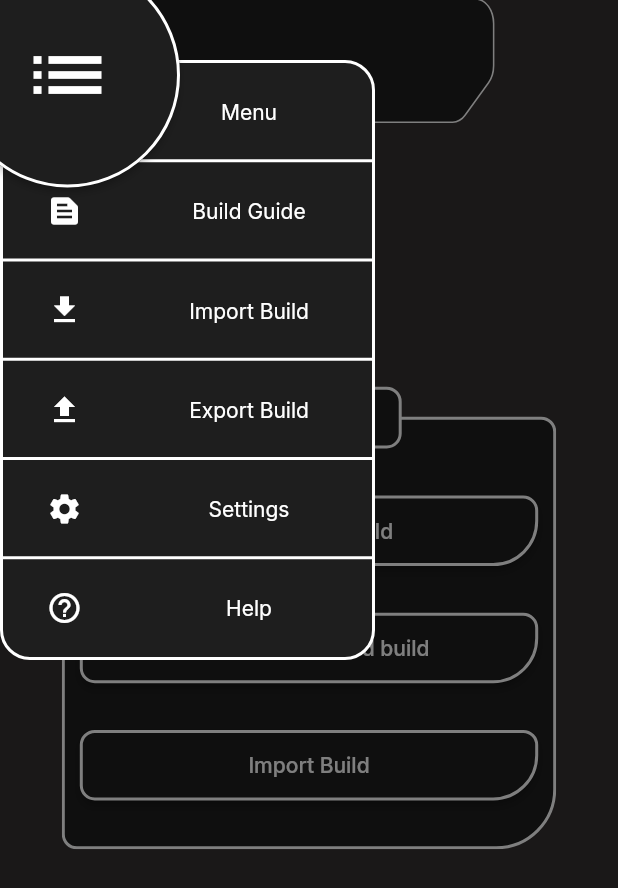
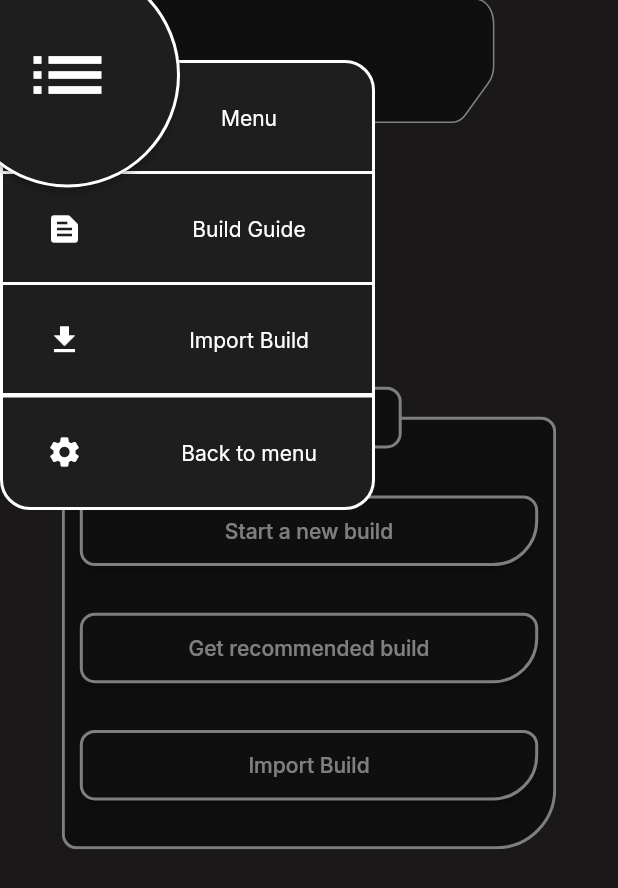
Before and after one commit to DrVilus/project_skripsi_binus, a Flutter app: the screen it shows after launch, after a tap on the "list" icon, on a phone screen of 412 x 824 dp. Shown: the top 888 px of the screen. Run offline on Flutter 3.47's test engine with Material 2 defaults, Android fonts, the phone set to English and light mode, and no system bars; our stand-ins replace google_fonts, graphql_flutter, url_launcher_web; missing offline and left inert: connectivity_plus_web, touchable.

Commit message:
updated custom app bar button

```diff
--- a/flutter_app/lib/Pages/BuildSchema/BuildSchemaPage.dart
+++ b/flutter_app/lib/Pages/BuildSchema/BuildSchemaPage.dart
@@ -60,6 +60,7 @@ class _BuildSchemaPageState extends State<BuildSchemaPage> {
         child: ChangeNotifierProvider.value(
           value:buildSchemaStateModel,
           child: CustomAppbar(
+            isExportDisabled: false,
             isTextFieldEnabled: true,
             sideBarVisible: true,
             children: [
--- a/flutter_app/lib/Pages/ExportPage.dart
+++ b/flutter_app/lib/Pages/ExportPage.dart
@@ -26,7 +26,7 @@ class _ExportPageState extends State<ExportPage> {
               children: [
                 TitledContainer(
                   withBottomRightBorder: true,
-                  title: "Import Build",
+                  title: "Export Build",
                   height: MediaQuery.of(context).size.height * 0.35,
                   child: Column(
                     mainAxisAlignment: MainAxisAlignment.spaceEvenly,
--- a/flutter_app/lib/UI/CustomAppbar.dart
+++ b/flutter_app/lib/UI/CustomAppbar.dart
@@ -16,10 +16,11 @@ import 'FadeBlackBackground.dart';
 import 'Palette.dart';
 
 class CustomAppbar extends StatefulWidget {
-  const CustomAppbar({Key? key, this.isTextFieldEnabled = false, this.sideBarVisible = true, required this.children}) : super(key: key);
+  const CustomAppbar({Key? key, this.isTextFieldEnabled = false, this.sideBarVisible = true, required this.children, this.isExportDisabled = true}) : super(key: key);
 
   final bool isTextFieldEnabled;
   final bool sideBarVisible;
+  final bool isExportDisabled;
   final List<Widget> children;
 
   @override
@@ -112,7 +113,7 @@ class _CustomAppbarState extends State<CustomAppbar> {
               top: 40,
               child: CustomContainer(
                 width: 250,
-                height: 400,
+                height: widget.isExportDisabled == false ? 350 : 300,
                 padding: EdgeInsets.zero,
                 margin: EdgeInsets.zero,
                 borderRadius: const BorderRadius.all(Radius.circular(20)),
@@ -187,6 +188,7 @@ class _CustomAppbarState extends State<CustomAppbar> {
                         thickness: 2,
                         color: Colors.white
                     ),
+                    if(widget.isExportDisabled == false)
                       Expanded(
                           child: MenuButton(
                             onPressed: () {
@@ -213,47 +215,57 @@ class _CustomAppbarState extends State<CustomAppbar> {
                         child: MenuButton(
                           onPressed: () {
                             _toggleMenu();
-                            Navigator.push(
-                              context,
-                              PageRouteBuilder(
-                                pageBuilder:
-                                  (context, animation1, animation2) =>
-                                    const SettingsPage(),
-                                      transitionDuration: Duration.zero,
-                              ),
-                            );
+                            Navigator.of(context).popUntil((route) => route.isFirst);
                           },
                           iconData: Icons.settings,
-                          text: 'Settings',
+                          text: 'Back to menu',
                         )
                     ),
-                    const Divider(
-                        height: 1,
-                        thickness: 2,
-                        color: Colors.white
-                    ),
-                    Expanded(
-                        child: MenuButton(
-                          onPressed: () {
-                            _toggleMenu();
-                            Navigator.push(
-                              context,
-                              PageRouteBuilder(
-                                pageBuilder:
-                                  (context, animation1, animation2) =>
-                                    const HelpPage(),
-                                      transitionDuration: Duration.zero,
-                              ),
-                            );
-                          },
-                          iconData: Icons.help_outline,
-                          text: 'Help',
-                          inkwellBorderRadius: const BorderRadius.only(
-                              bottomLeft: Radius.circular(20),
-                              bottomRight: Radius.circular(20)
-                          ),
-                        )
-                    )
+                    // Expanded(
+                    //     child: MenuButton(
+                    //       onPressed: () {
+                    //         _toggleMenu();
+                    //         Navigator.push(
+                    //           context,
+                    //           PageRouteBuilder(
+                    //             pageBuilder:
+                    //               (context, animation1, animation2) =>
+                    //                 const SettingsPage(),
+                    //                   transitionDuration: Duration.zero,
+                    //           ),
+                    //         );
+                    //       },
+                    //       iconData: Icons.settings,
+                    //       text: 'Settings',
+                    //     )
+                    // ),
+                    // const Divider(
+                    //     height: 1,
+                    //     thickness: 2,
+                    //     color: Colors.white
+                    // ),
+                    // Expanded(
+                    //     child: MenuButton(
+                    //       onPressed: () {
+                    //         _toggleMenu();
+                    //         Navigator.push(
+                    //           context,
+                    //           PageRouteBuilder(
+                    //             pageBuilder:
+                    //               (context, animation1, animation2) =>
+                    //                 const HelpPage(),
+                    //                   transitionDuration: Duration.zero,
+                    //           ),
+                    //         );
+                    //       },
+                    //       iconData: Icons.help_outline,
+                    //       text: 'Help',
+                    //       inkwellBorderRadius: const BorderRadius.only(
+                    //           bottomLeft: Radius.circular(20),
+                    //           bottomRight: Radius.circular(20)
+                    //       ),
+                    //     )
+                    // )
                   ],
                 ),
               )
```
Also changed, not shown: 1 other file. Lines whose indentation alone changed are shown as unchanged.
